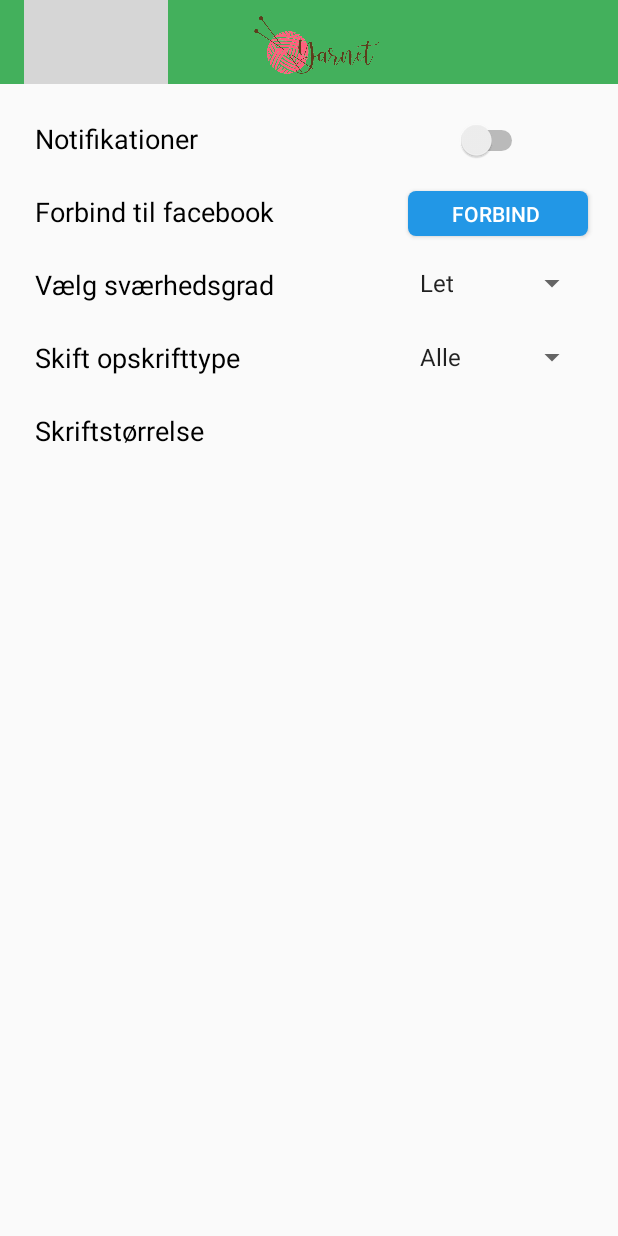
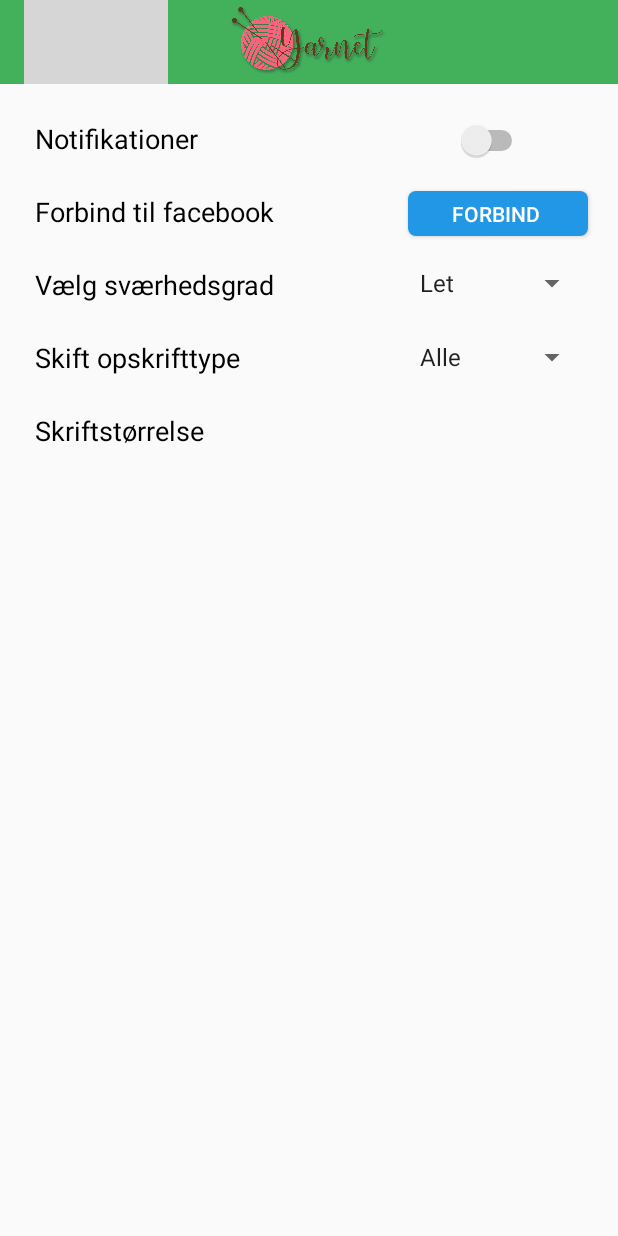
Before and after one commit to nordfalk/Yarnet, an Android app: the Settings screen opened directly, with no data from a screen before it, on a phone screen of 412 x 824 dp. Run offline under Robolectric (Android 15) with nearby library versions, the phone set to English and light mode, and no system bars; our stand-ins replace Firebase (no records; nobody signed in at launch, a user with empty details on screens opened directly); Roboto replaces fonts that are not available here; 3 statements that could not run were skipped; grey boxes are pictures that could not be loaded.

Commit message:
logo i toolbar

```diff
--- a/app/src/main/res/layout/nav_bar.xml
+++ b/app/src/main/res/layout/nav_bar.xml
@@ -20,10 +20,11 @@
                 android:id="@+id/imageView5"
                 android:layout_width="wrap_content"
                 android:layout_height="50dp"
-                android:paddingTop="10dp"
                 android:layout_alignParentTop="true"
                 android:layout_centerHorizontal="true"
-                app:srcCompat="@drawable/yarnet_logo_2" />
+                android:paddingTop="4dp"
+                android:paddingRight="17dp"
+                app:srcCompat="@drawable/yaarnet2" />
 
 
             <ImageButton
```
Also changed, not shown: app/src/main/res/drawable/yaarnet1.png (added), app/src/main/res/drawable/yaarnet2.png (added).
